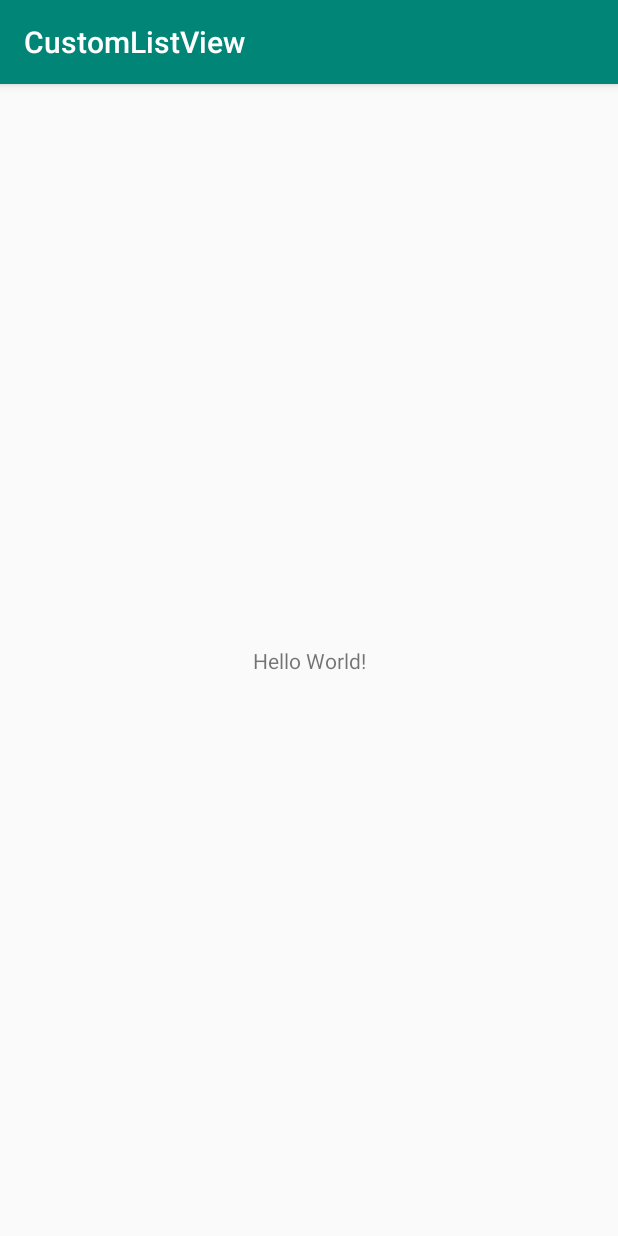
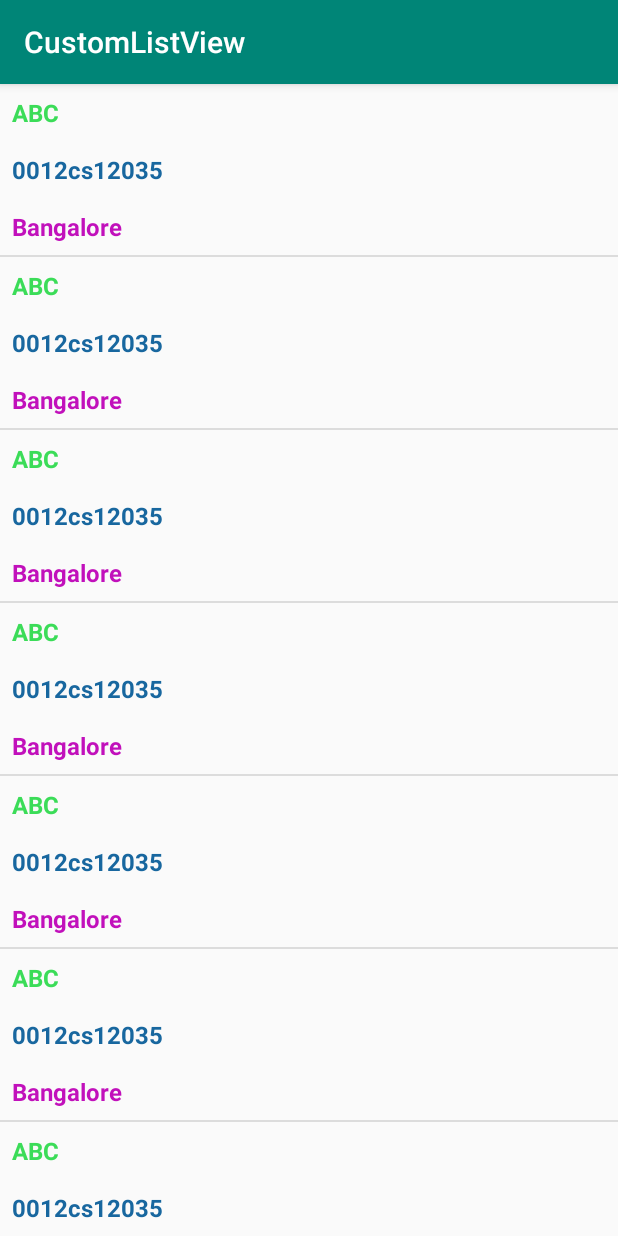
Before and after one commit to rohit9075/CustomListView, an Android app: the screen it shows after launch (MainActivity), on a phone screen of 412 x 824 dp. Run offline under Robolectric (Android 15) with nearby library versions, the phone set to English and light mode, and no system bars.

Commit message:
code updates

```diff
--- a/app/src/main/java/com/rohit/customlistview/MainActivity.java
+++ b/app/src/main/java/com/rohit/customlistview/MainActivity.java
@@ -2,6 +2,13 @@ package com.rohit.customlistview;
 
 import android.support.v7.app.AppCompatActivity;
 import android.os.Bundle;
+import android.widget.ListView;
+
+import com.rohit.customlistview.StudentAdapter.StudentListAdapter;
+import com.rohit.customlistview.model.Student;
+
+import java.util.ArrayList;
+import java.util.List;
 
 public class MainActivity extends AppCompatActivity {
 
@@ -9,5 +16,24 @@ public class MainActivity extends AppCompatActivity {
     protected void onCreate(Bundle savedInstanceState) {
         super.onCreate(savedInstanceState);
         setContentView(R.layout.activity_main);
+
+        List<Student> studentList = new ArrayList<>();
+
+        for (int i = 0; i < 50; i++) {
+
+            Student student = new Student();
+            student.setName("ABC");
+            student.setId("0012cs12035");
+            student.setCity("Bangalore");
+
+            studentList.add(student);
+
+        }
+
+        StudentListAdapter studentListAdapter = new StudentListAdapter(MainActivity.this,R.layout.item_list, studentList);
+
+        ListView listView = findViewById(R.id.listView);
+        listView.setAdapter(studentListAdapter);
+
     }
 }
--- a/app/src/main/java/com/rohit/customlistview/StudentAdapter/StudentListAdapter.java
+++ b/app/src/main/java/com/rohit/customlistview/StudentAdapter/StudentListAdapter.java
@@ -1,9 +1,6 @@
 package com.rohit.customlistview.StudentAdapter;
 
-import android.app.Activity;
 import android.content.Context;
-import android.support.annotation.NonNull;
-import android.support.annotation.Nullable;
 import android.view.LayoutInflater;
 import android.view.View;
 import android.view.ViewGroup;
--- a/app/src/main/res/layout/activity_main.xml
+++ b/app/src/main/res/layout/activity_main.xml
@@ -1,18 +1,14 @@
 <?xml version="1.0" encoding="utf-8"?>
-<android.support.constraint.ConstraintLayout xmlns:android="http://schemas.android.com/apk/res/android"
+<LinearLayout xmlns:android="http://schemas.android.com/apk/res/android"
     xmlns:app="http://schemas.android.com/apk/res-auto"
     xmlns:tools="http://schemas.android.com/tools"
     android:layout_width="match_parent"
     android:layout_height="match_parent"
     tools:context=".MainActivity">
 
-    <TextView
-        android:layout_width="wrap_content"
-        android:layout_height="wrap_content"
-        android:text="Hello World!"
-        app:layout_constraintBottom_toBottomOf="parent"
-        app:layout_constraintLeft_toLeftOf="parent"
-        app:layout_constraintRight_toRightOf="parent"
-        app:layout_constraintTop_toTopOf="parent" />
+    <ListView
+        android:id="@+id/listView"
+        android:layout_width="match_parent"
+        android:layout_height="match_parent" />
 
-</android.support.constraint.ConstraintLayout>
+</LinearLayout>
```
